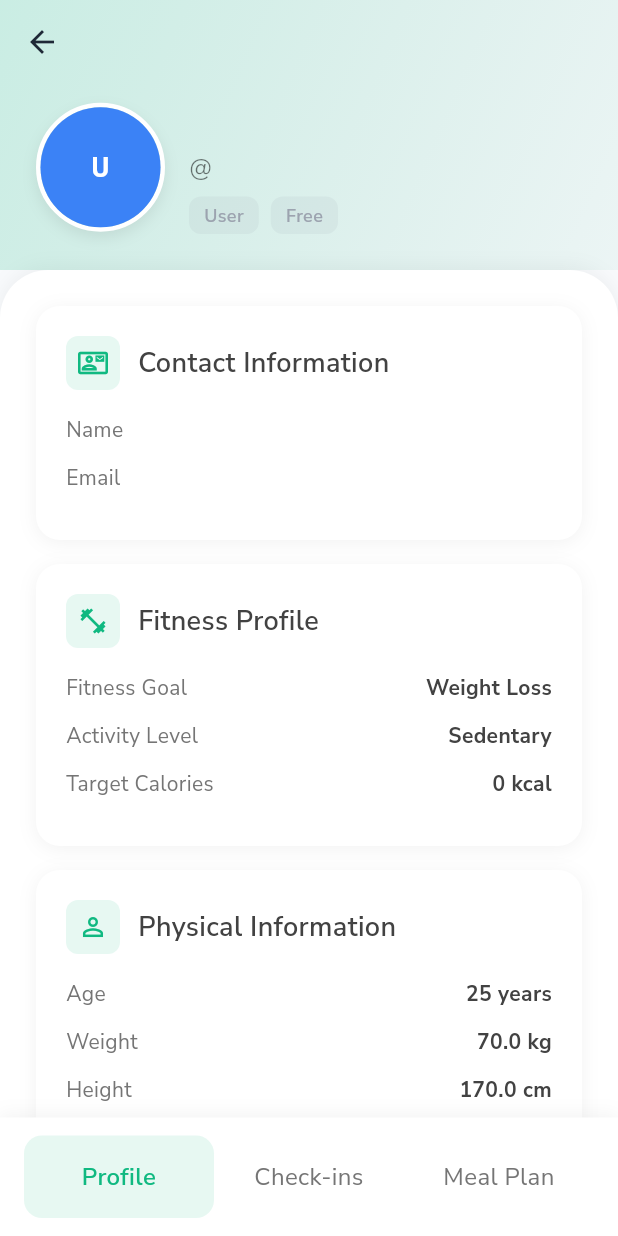
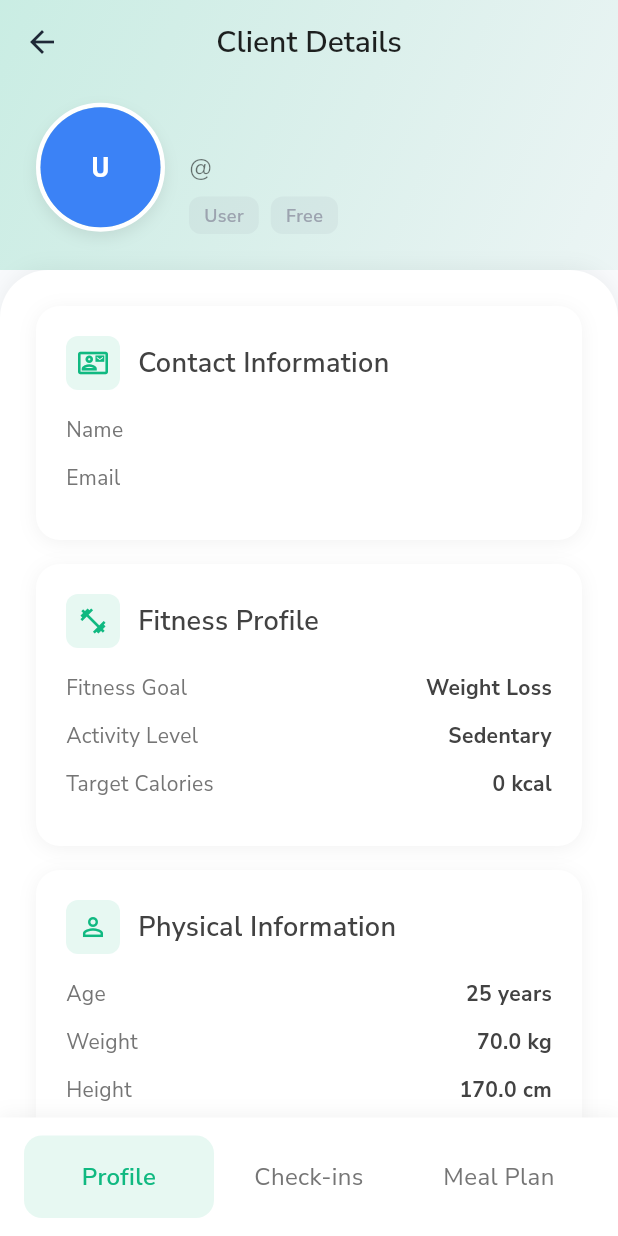
Before and after one commit to mahmoudal99/moctarnutrition, a Flutter app: the AdminUserDetailScreen screen opened directly with empty values, on a phone screen of 412 x 824 dp. Run offline on Flutter 3.47's test engine with Material 3 defaults, Android fonts, the phone set to English and light mode, and no system bars; our stand-ins replace cached_network_image, cloud_firestore, firebase_auth, firebase_core, firebase_storage, fl_chart and 10 more; accounts and stored records are empty; project files that could hold a hidden picture were left out.

Commit message:
Improve admin screen UI

```diff
--- a/lib/features/admin/presentation/screens/admin_user_profile_screen.dart
+++ b/lib/features/admin/presentation/screens/admin_user_profile_screen.dart
@@ -26,6 +26,14 @@ class AdminUserProfileScreen extends StatelessWidget {
           collapsedHeight: 80,
           pinned: true,
           backgroundColor: Colors.transparent,
+          title: Text(
+            'Client Details',
+            style: AppTextStyles.heading4.copyWith(
+              color: Colors.black87,
+              fontWeight: FontWeight.w600,
+            ),
+          ),
+          centerTitle: true,
           flexibleSpace: FlexibleSpaceBar(
             background: Container(
               decoration: BoxDecoration(
```
